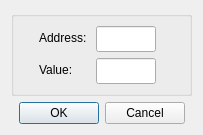
sanny32/OpenModSim, file omodsim/dialogs/dialogwriteholdingregister.ui: the form before one commit.
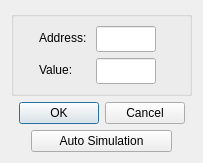
The form after the commit. Custom widgets are drawn as their Qt base class.

Commit message: Developing AutoSimulation

Diff of the .ui file:
```diff
--- a/omodsim/dialogs/dialogwriteholdingregister.ui
+++ b/omodsim/dialogs/dialogwriteholdingregister.ui
@@ -7,7 +7,7 @@
     <x>0</x>
     <y>0</y>
     <width>203</width>
-    <height>130</height>
+    <height>163</height>
    </rect>
   </property>
   <property name="windowTitle">
@@ -97,6 +97,49 @@
      </property>
     </widget>
    </item>
+   <item>
+    <layout class="QHBoxLayout" name="horizontalLayout">
+     <item>
+      <spacer name="horizontalSpacer">
+       <property name="orientation">
+        <enum>Qt::Horizontal</enum>
+       </property>
+       <property name="sizeType">
+        <enum>QSizePolicy::Fixed</enum>
+       </property>
+       <property name="sizeHint" stdset="0">
+        <size>
+         <width>20</width>
+         <height>20</height>
+        </size>
+       </property>
+      </spacer>
+     </item>
+     <item>
+      <widget class="QPushButton" name="pushButtonSimulation">
+       <property name="text">
+        <string>Auto Simulation</string>
+       </property>
+      </widget>
+     </item>
+     <item>
+      <spacer name="horizontalSpacer_2">
+       <property name="orientation">
+        <enum>Qt::Horizontal</enum>
+       </property>
+       <property name="sizeType">
+        <enum>QSizePolicy::Fixed</enum>
+       </property>
+       <property name="sizeHint" stdset="0">
+        <size>
+         <width>20</width>
+         <height>20</height>
+        </size>
+       </property>
+      </spacer>
+     </item>
+    </layout>
+   </item>
   </layout>
  </widget>
  <customwidgets>
```
The commit also changes 10 other files.
